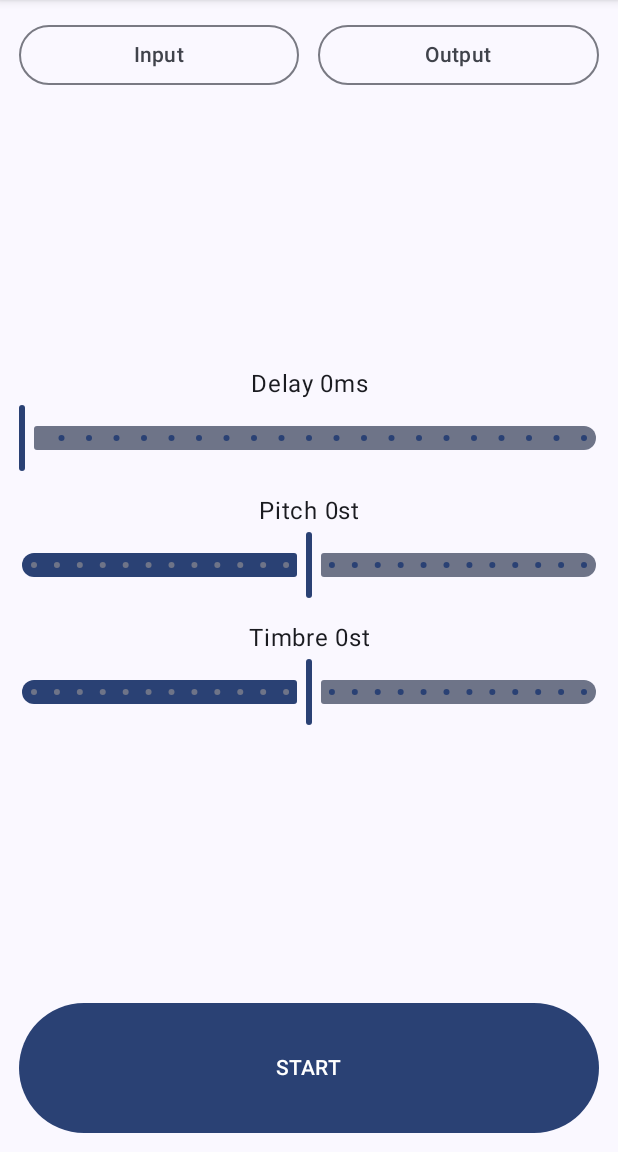
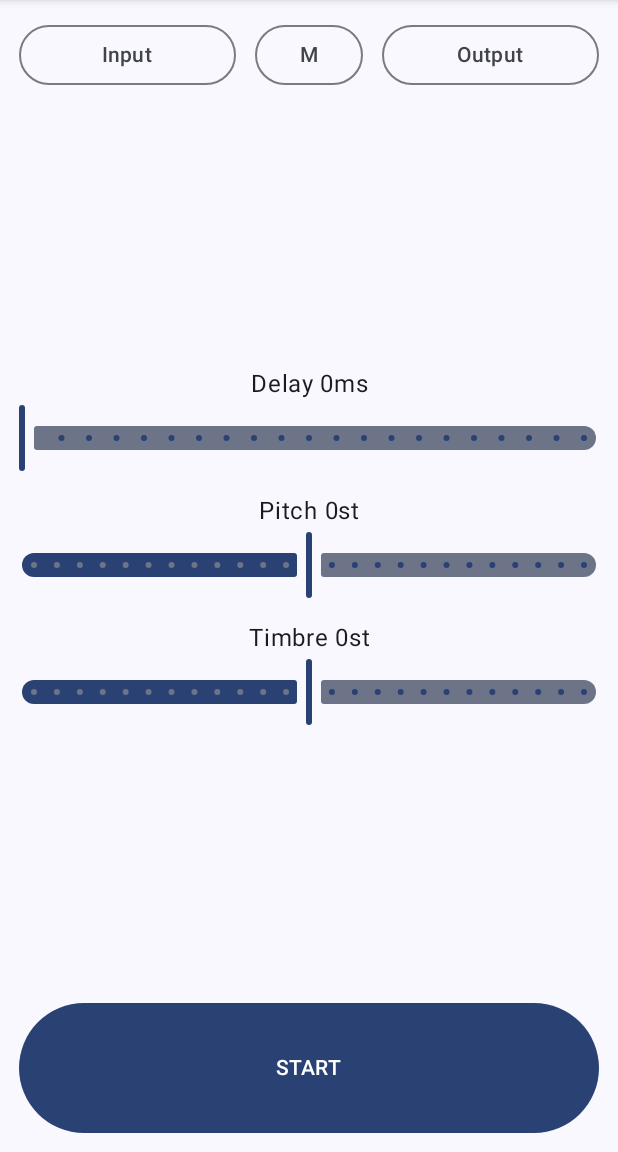
Before and after one commit to jurihock/voicesmith, an Android app built with Jetpack Compose: the screen it shows after launch (MainActivity), on a phone screen of 412 x 824 dp, the part 84-1236 px from its top. Run offline under Robolectric (Android 15) with nearby library versions, the light colour scheme and no system bars.

Commit message:
Enable mono/stereo selection via UI

```diff
--- a/voicesmith/src/main/java/de/jurihock/voicesmith/MainActivity.kt
+++ b/voicesmith/src/main/java/de/jurihock/voicesmith/MainActivity.kt
@@ -19,6 +19,7 @@ import de.jurihock.voicesmith.etc.Log
 import de.jurihock.voicesmith.etc.Preferences
 import de.jurihock.voicesmith.etc.Vibrator
 import de.jurihock.voicesmith.io.AudioDevices
+import de.jurihock.voicesmith.io.selectChannels
 import de.jurihock.voicesmith.io.selectInputDevice
 import de.jurihock.voicesmith.io.selectOutputDevice
 import de.jurihock.voicesmith.service.AudioServiceActivity
@@ -35,12 +36,14 @@ class MainActivity : AudioServiceActivity() {
   private val game by lazy { Game(this) }
   private val vibrator by lazy { Vibrator(this) }
 
+  private val channels = mutableIntStateOf(1)
   private val delay = mutableIntStateOf(0)
   private val pitch = mutableIntStateOf(0)
   private val timbre = mutableIntStateOf(0)
   private val state = mutableStateOf(false)
 
   private fun sync() {
+    channels.intValue = preferences.channels
     delay.intValue = preferences.delay
     pitch.intValue = preferences.pitch
     timbre.intValue = preferences.timbre
@@ -67,8 +70,12 @@ class MainActivity : AudioServiceActivity() {
                 modifier = Modifier.padding(Dp(UI.PADDING)),
                 textInput = getString(R.string.input),
                 textOutput = getString(R.string.output),
+                textMono = getString(R.string.mono),
+                textStereo = getString(R.string.stereo),
+                channels = channels,
                 onSelectInputDevice = { onSelectInputDevice() },
-                onSelectOutputDevice = { onSelectOutputDevice() })
+                onSelectOutputDevice = { onSelectOutputDevice() },
+                onSelectChannels = { onSelectChannels() })
             },
             bottomBar = {
               BigToggleButtonScreen(
@@ -141,4 +148,11 @@ class MainActivity : AudioServiceActivity() {
     }
   }
 
+  private fun onSelectChannels() {
+    devices.selectChannels(preferences.channels) {
+      channels.intValue = it
+      preferences.channels = it
+    }
+  }
+
 }
--- a/voicesmith/src/main/java/de/jurihock/voicesmith/etc/Preferences.kt
+++ b/voicesmith/src/main/java/de/jurihock/voicesmith/etc/Preferences.kt
@@ -25,7 +25,7 @@ class Preferences(context: Context) {
     get() { return features.blocksize }
 
   var channels: Int
-    get() { return preferences.getInt(::channels.name, 2) }
+    get() { return preferences.getInt(::channels.name, 1) }
     set(value) { preferences.edit().putInt(::channels.name, value).commit() }
 
   var delay: Int
--- a/voicesmith/src/main/java/de/jurihock/voicesmith/ui/DeviceSelectorScreen.kt
+++ b/voicesmith/src/main/java/de/jurihock/voicesmith/ui/DeviceSelectorScreen.kt
@@ -7,18 +7,26 @@ import androidx.compose.foundation.layout.width
 import androidx.compose.material3.OutlinedButton
 import androidx.compose.material3.Text
 import androidx.compose.runtime.Composable
+import androidx.compose.runtime.State
 import androidx.compose.ui.Modifier
 import androidx.compose.ui.unit.Dp
 
 @Composable
 fun DeviceSelectorScreen(modifier: Modifier = Modifier,
                          textInput: String, textOutput: String,
+                         textMono: String, textStereo: String,
+                         channels: State<Int>,
                          onSelectInputDevice: () -> Unit,
-                         onSelectOutputDevice: () -> Unit) {
+                         onSelectOutputDevice: () -> Unit,
+                         onSelectChannels: () -> Unit) {
 
   Row(modifier = modifier.fillMaxWidth()) {
     OutlinedButton(modifier = Modifier.weight(1f), onClick = onSelectInputDevice) {
       Text(text = textInput)
+    }
+    Spacer(modifier = Modifier.width(Dp(UI.PADDING)))
+    OutlinedButton(modifier = Modifier.weight(0.5f), onClick = onSelectChannels) {
+      Text(text = if (channels.value != 2) textMono else textStereo)
     }
     Spacer(modifier = Modifier.width(Dp(UI.PADDING)))
     OutlinedButton(modifier = Modifier.weight(1f), onClick = onSelectOutputDevice) {
--- a/voicesmith/src/main/res/values/strings.xml
+++ b/voicesmith/src/main/res/values/strings.xml
@@ -3,12 +3,14 @@
   <string name="delay">Delay</string>
   <string name="input">Input</string>
   <string name="milliseconds">ms</string>
+  <string name="mono">M</string>
   <string name="output">Output</string>
   <string name="permissions_rationale_dismiss">Dismiss</string>
   <string name="permissions_rationale_settings">Settings</string>
   <string name="permissions_rationale_text">Microphone permission must be granted in order to use Voicesmith!</string>
   <string name="permissions_rationale_title">Permissions missing</string>
   <string name="pitch">Pitch</string>
+  <string name="select_channels">Select signal path</string>
   <string name="select_input_device">Select input device</string>
   <string name="select_output_device">Select output device</string>
   <string name="semitones">st</string>
@@ -16,6 +18,7 @@
   <string name="service_notification_text">Hopefully the Voicesmith app is still running in the background…</string>
   <string name="service_notification_title">Voicesmith</string>
   <string name="start">START</string>
+  <string name="stereo">S</string>
   <string name="stop">STOP</string>
   <string name="timbre">Timbre</string>
   <string name="title">Voicesmith</string>
```
Also changed, not shown: voicesmith/src/main/java/de/jurihock/voicesmith/io/AudioDevices.kt (+17 -0 lines).
